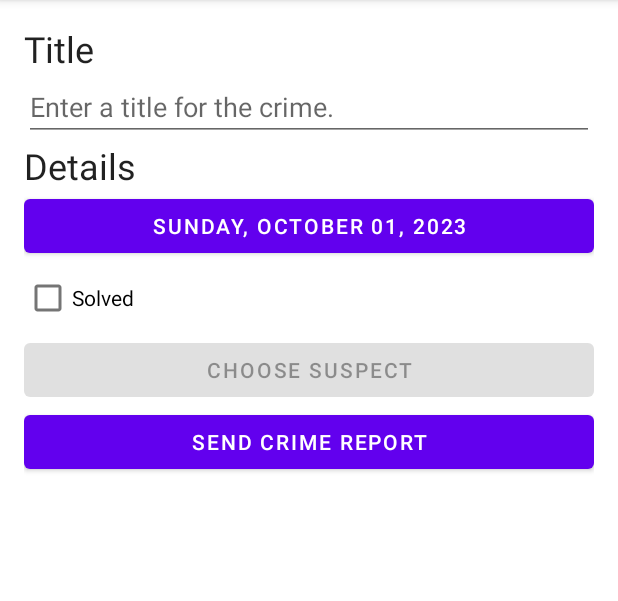
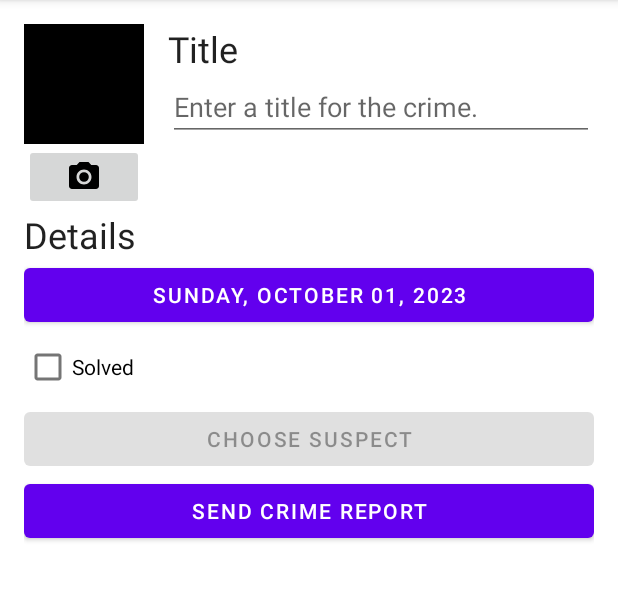
Before and after one commit to JRSiwiecki/CriminalIntent, an Android app: the screen it shows after launch (MainActivity), after a tap on "New Crime", on a phone screen of 412 x 824 dp, the part 84-685 px from its top. Run offline under Robolectric (Android 15) with nearby library versions, the phone set to English and light mode, and no system bars; our stand-ins replace Room's generated code; 2 statements that could not run were skipped.

Commit message:
Finish Chapter 17 (#9)
* Update UI layout

* Update android manifest

* Add files resource

* Add photoFileName to Crime, migrate db

* Allow user to take photo

* Register intent for photo

* Add pictureUtils

* Add required import

* Allow user to save crime pictures

* Add uses feature

```diff
--- a/app/src/main/java/com/bignerdranch/android/criminalintent/Crime.kt
+++ b/app/src/main/java/com/bignerdranch/android/criminalintent/Crime.kt
@@ -11,5 +11,6 @@ data class Crime (
     val title: String,
     val date: Date,
     val isSolved: Boolean,
-    val suspect: String = ""
+    val suspect: String = "",
+    val photoFileName: String? = null
 )
--- a/app/src/main/java/com/bignerdranch/android/criminalintent/CrimeDetailFragment.kt
+++ b/app/src/main/java/com/bignerdranch/android/criminalintent/CrimeDetailFragment.kt
@@ -4,7 +4,6 @@ import android.content.Intent
 import android.content.pm.PackageManager
 import android.content.pm.ResolveInfo
 import android.net.Uri
-import androidx.fragment.app.Fragment
 import android.os.Bundle
 import android.provider.ContactsContract
 import android.text.format.DateFormat
@@ -12,7 +11,10 @@ import android.view.LayoutInflater
 import android.view.View
 import android.view.ViewGroup
 import androidx.activity.result.contract.ActivityResultContracts
+import androidx.core.content.FileProvider
+import androidx.core.view.doOnLayout
 import androidx.core.widget.doOnTextChanged
+import androidx.fragment.app.Fragment
 import androidx.fragment.app.setFragmentResultListener
 import androidx.fragment.app.viewModels
 import androidx.lifecycle.Lifecycle
@@ -22,6 +24,7 @@ import androidx.navigation.fragment.findNavController
 import androidx.navigation.fragment.navArgs
 import com.bignerdranch.android.criminalintent.databinding.FragmentCrimeDetailBinding
 import kotlinx.coroutines.launch
+import java.io.File
 import java.util.Date
 
 private const val DATE_FORMAT = "EEE, MMM, dd"
@@ -45,6 +48,18 @@ class CrimeDetailFragment: Fragment() {
     ) { uri: Uri? ->
         uri?.let { parseContactSelection(it) }
     }
+
+    private val takePhoto = registerForActivityResult(
+        ActivityResultContracts.TakePicture()
+    ) { didTakePhoto: Boolean ->
+        if (didTakePhoto && photoName != null) {
+            crimeDetailViewModel.updateCrime { oldCrime ->
+                oldCrime.copy(photoFileName = photoName)
+            }
+        }
+    }
+
+    private var photoName: String? = null
 
     override fun onCreateView(
         inflater: LayoutInflater,
@@ -88,6 +103,24 @@ class CrimeDetailFragment: Fragment() {
                 null
             )
             crimeSuspect.isEnabled = canResolveIntent(selectSuspectIntent)
+
+            crimeCamera.setOnClickListener {
+                photoName = "IMG_${Date()}.JPG"
+                val photoFile = File(requireContext().applicationContext.filesDir, photoName)
+                val photoUri = FileProvider.getUriForFile(
+                    requireContext(),
+                    "com.bignerdranch.android.criminalintent.fileprovider",
+                    photoFile
+                )
+
+                takePhoto.launch(photoUri)
+            }
+
+            val captureImageIntent = takePhoto.contract.createIntent(
+                requireContext(),
+                null
+            )
+            crimeCamera.isEnabled = canResolveIntent(captureImageIntent)
         }
 
         setFragmentResultListener(
@@ -140,6 +173,8 @@ class CrimeDetailFragment: Fragment() {
             crimeSuspect.text = crime.suspect.ifEmpty {
                 getString(R.string.crime_suspect_text)
             }
+
+            updatePhoto(crime.photoFileName)
         }
     }
 
@@ -187,4 +222,29 @@ class CrimeDetailFragment: Fragment() {
             )
         return resolvedActivity != null
     }
+
+    private fun updatePhoto(photoFileName: String?) {
+        if (binding.crimePhoto.tag != photoFileName) {
+            val photoFile = photoFileName?.let {
+                File(requireContext().applicationContext.filesDir, it)
+            }
+
+            if (photoFile?.exists() == true) {
+                binding.crimePhoto.doOnLayout { measuredView ->
+                    val scaledBitmap = PictureUtils.getScaledBitmap(
+                        photoFile.path,
+                        measuredView.width,
+                        measuredView.height
+                    )
+                    binding.crimePhoto.setImageBitmap(scaledBitmap)
+                    binding.crimePhoto.tag = photoFileName
+                }
+            } else {
+                binding.crimePhoto.setImageBitmap(null)
+                binding.crimePhoto.tag = null
+            }
+        }
+    }
+
+
 }
--- a/app/src/main/java/com/bignerdranch/android/criminalintent/CrimeRepository.kt
+++ b/app/src/main/java/com/bignerdranch/android/criminalintent/CrimeRepository.kt
@@ -4,6 +4,7 @@ import android.content.Context
 import androidx.room.Room
 import com.bignerdranch.android.criminalintent.database.CrimeDatabase
 import com.bignerdranch.android.criminalintent.database.migration_1_2
+import com.bignerdranch.android.criminalintent.database.migration_2_3
 import kotlinx.coroutines.CoroutineScope
 import kotlinx.coroutines.GlobalScope
 import kotlinx.coroutines.flow.Flow
@@ -20,7 +21,7 @@ class CrimeRepository private constructor(context: Context,
             CrimeDatabase::class.java,
             DATABASE_NAME
         )
-        .addMigrations(migration_1_2)
+        .addMigrations(migration_1_2, migration_2_3)
         .build()
 
     fun getCrimes(): Flow<List<Crime>> = database.crimeDao().getCrimes()
--- a/app/src/main/java/com/bignerdranch/android/criminalintent/database/CrimeDatabase.kt
+++ b/app/src/main/java/com/bignerdranch/android/criminalintent/database/CrimeDatabase.kt
@@ -7,7 +7,7 @@ import androidx.room.migration.Migration
 import androidx.sqlite.db.SupportSQLiteDatabase
 import com.bignerdranch.android.criminalintent.Crime
 
-@Database(entities = [ Crime::class ], version = 2)
+@Database(entities = [ Crime::class ], version = 3)
 @TypeConverters(CrimeTypeConverters::class)
 abstract class CrimeDatabase : RoomDatabase() {
     abstract fun crimeDao(): CrimeDao
@@ -20,3 +20,11 @@ val migration_1_2 = object : Migration(1, 2) {
         )
     }
 }
+
+val migration_2_3 = object : Migration(2 ,3) {
+    override fun migrate(database: SupportSQLiteDatabase) {
+        database.execSQL(
+            "ALTER TABLE Crime ADD COLUMN photoFileName TEXT"
+        )
+    }
+}
--- /dev/null
+++ b/app/src/main/res/drawable/ic_camera.xml
@@ -0,0 +1,6 @@
+<vector android:height="24dp" android:tint="#000000"
+    android:viewportHeight="24" android:viewportWidth="24"
+    android:width="24dp" xmlns:android="http://schemas.android.com/apk/res/android">
+    <path android:fillColor="@android:color/white" android:pathData="M12,12m-3.2,0a3.2,3.2 0,1 1,6.4 0a3.2,3.2 0,1 1,-6.4 0"/>
+    <path android:fillColor="@android:color/white" android:pathData="M9,2L7.17,4L4,4c-1.1,0 -2,0.9 -2,2v12c0,1.1 0.9,2 2,2h16c1.1,0 2,-0.9 2,-2L22,6c0,-1.1 -0.9,-2 -2,-2h-3.17L15,2L9,2zM12,17c-2.76,0 -5,-2.24 -5,-5s2.24,-5 5,-5 5,2.24 5,5 -2.24,5 -5,5z"/>
+</vector>
--- a/app/src/main/res/layout/fragment_crime_detail.xml
+++ b/app/src/main/res/layout/fragment_crime_detail.xml
@@ -5,6 +5,35 @@
     android:layout_width="match_parent"
     android:layout_height="match_parent"
     android:layout_margin="16dp">
+
+    <LinearLayout
+        android:layout_width="match_parent"
+        android:layout_height="wrap_content"
+        android:orientation="horizontal">
+        <LinearLayout
+            android:layout_width="wrap_content"
+            android:layout_height="wrap_content"
+            android:orientation="vertical"
+            android:layout_marginEnd="16dp">
+            <ImageView
+                android:id="@+id/crime_photo"
+                android:layout_width="80dp"
+                android:layout_height="80dp"
+                android:scaleType="centerInside"
+                android:cropToPadding="true"
+                android:background="@color/black"/>
+            <ImageButton
+                android:id="@+id/crime_camera"
+                android:layout_width="match_parent"
+                android:layout_height="wrap_content"
+                android:src="@drawable/ic_camera"/>
+        </LinearLayout>
+
+        <LinearLayout
+            android:orientation="vertical"
+            android:layout_width="0dp"
+            android:layout_height="wrap_content"
+            android:layout_weight="1">
 
     <TextView
         android:layout_width="match_parent"
@@ -21,6 +50,9 @@
         android:importantForAutofill="no"
         android:inputType="text"
         />
+
+        </LinearLayout>
+    </LinearLayout>
 
     <TextView
         android:layout_width="match_parent"
--- /dev/null
+++ b/app/src/main/res/xml/files.xml
@@ -0,0 +1,6 @@
+<?xml version="1.0" encoding="utf-8"?>
+<paths>
+    <files-path
+        name="crime_photos"
+        path="." />
+</paths>
```
Also changed, not shown: app/src/main/AndroidManifest.xml (+15 -0 lines), app/src/main/java/com/bignerdranch/android/criminalintent/PictureUtils.kt (added, +35 -0 lines).
